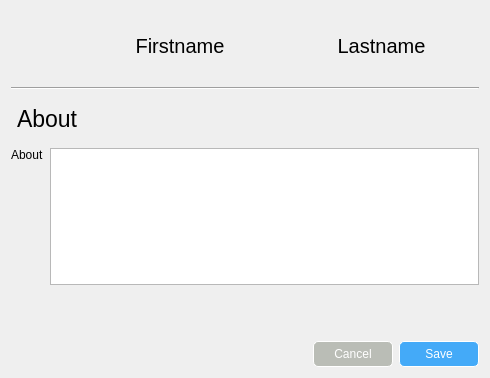
Old version of the form Main project/profile/editAbout.ui in the repository mersadcam/db_linkedin_uni.
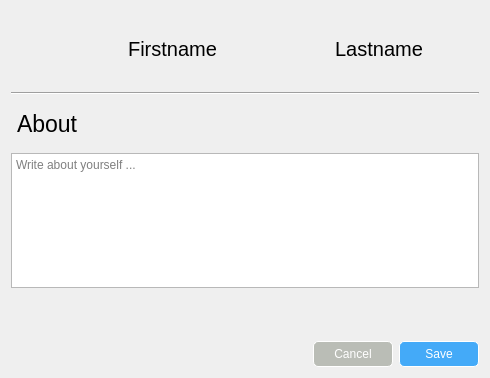
New version of the form. Icons and pictures are not drawn.

```diff
--- a/Main project/profile/editAbout.ui
+++ b/Main project/profile/editAbout.ui
@@ -1,7 +1,7 @@
 <?xml version="1.0" encoding="UTF-8"?>
 <ui version="4.0">
- <class>EditInfoDialog</class>
- <widget class="QDialog" name="EditInfoDialog">
+ <class>EditAboutDialog</class>
+ <widget class="QDialog" name="EditAboutDialog">
   <property name="geometry">
    <rect>
     <x>0</x>
@@ -14,7 +14,7 @@
    <string>Dialog</string>
   </property>
   <property name="styleSheet">
-   <string notr="true">background:rgba(248, 253, 255, 206);
+   <string notr="true">background:rgb(247, 252, 255);
 color:rgb(1, 31, 54);\n</string>
   </property>
   <layout class="QVBoxLayout" name="verticalLayout">
@@ -30,21 +30,21 @@
       <widget class="QLabel" name="label">
        <property name="minimumSize">
         <size>
-         <width>35</width>
-         <height>50</height>
+         <width>55</width>
+         <height>55</height>
         </size>
        </property>
        <property name="maximumSize">
         <size>
-         <width>65</width>
-         <height>50</height>
+         <width>55</width>
+         <height>55</height>
         </size>
        </property>
        <property name="text">
         <string/>
        </property>
        <property name="pixmap">
-        <pixmap resource="resources.qrc">:/images/User-Profile-PNG-Image.png</pixmap>
+        <pixmap resource="../resources/resources.qrc">:/images/User-Profile-PNG-Image.png</pixmap>
        </property>
        <property name="scaledContents">
         <bool>true</bool>
@@ -127,18 +127,12 @@
       <number>10</number>
      </property>
      <item>
-      <widget class="QLabel" name="label_5">
-       <property name="text">
-        <string>About</string>
-       </property>
-       <property name="alignment">
-        <set>Qt::AlignLeading|Qt::AlignLeft|Qt::AlignTop</set>
+      <widget class="QPlainTextEdit" name="about_plainTextEdit">
+       <property name="placeholderText">
+        <string>Write about yourself ...</string>
        </property>
       </widget>
      </item>
-     <item>
-      <widget class="QPlainTextEdit" name="about_plainTextEdit"/>
-     </item>
     </layout>
    </item>
    <item>
@@ -151,8 +145,8 @@
      </property>
      <property name="sizeHint" stdset="0">
       <size>
-       <width>20</width>
-       <height>40</height>
+       <width>17</width>
+       <height>37</height>
       </size>
      </property>
     </spacer>
```
Left out of the diff: 2 changed lines with no effect on the pictures.
